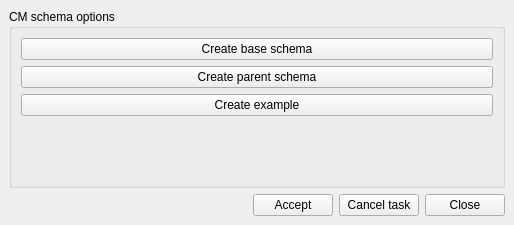
Old version of the form core/ui/admin/admin_cm_create.ui in the repository Giswater/giswater_qgis_plugin.
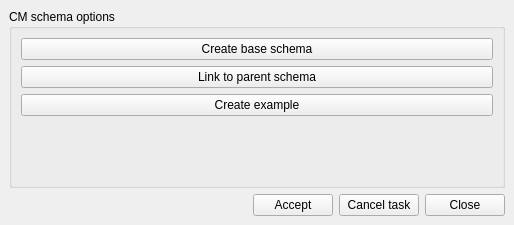
New version of the form.

Commit message: feat(campaign): Fully change the create cm  logic, make it work with create base, link to parent and create example

Diff of the .ui file:
```diff
--- a/core/ui/admin/admin_cm_create.ui
+++ b/core/ui/admin/admin_cm_create.ui
@@ -24,7 +24,7 @@
        <item row="1" column="0">
         <widget class="QPushButton" name="btn_parent_schema">
          <property name="text">
-          <string>Create parent schema</string>
+          <string>Link to parent schema</string>
          </property>
         </widget>
        </item>
```
Left out of the diff: 20 changed lines with no effect on the pictures. The commit also changes 5 other files.
